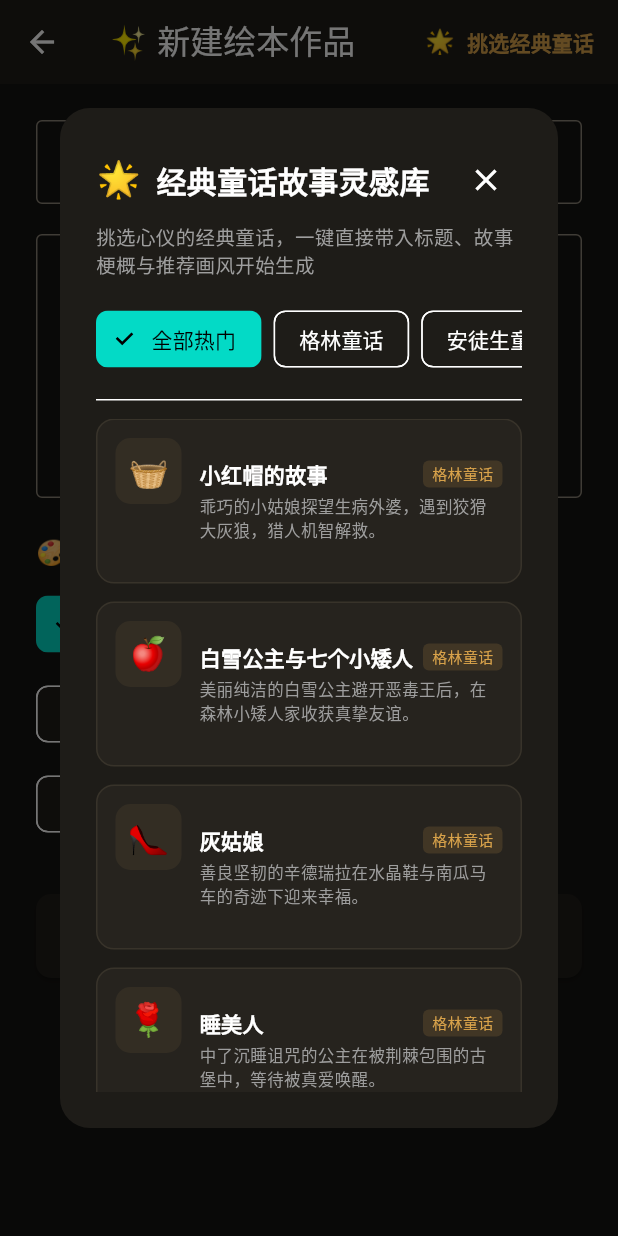
After one commit to catsonkeyboard/bookbuddy, a Flutter app: the CreateBookScreen screen opened directly, after a tap on "挑选经典童话", on a phone screen of 412 x 824 dp. The commit adds this screen. Run offline on Flutter 3.47's test engine with Material 3 defaults, Android fonts, the phone set to English and light mode, and no system bars; our stand-ins replace dio, flutter_secure_storage, shared_preferences; accounts and stored records are empty.

Commit message:
feat: add classic fairy tale recommendation catalog and one-tap generation

```diff
--- a/lib/main.dart
+++ b/lib/main.dart
@@ -1,9 +1,11 @@
 import 'package:flutter/material.dart';
 import 'package:intl/intl.dart';
 import 'models/book.dart';
+import 'models/fairy_tale_catalog.dart';
 import 'screens/book_reader_screen.dart';
 import 'screens/create_book_screen.dart';
 import 'screens/settings_screen.dart';
+import 'screens/tale_recommendation_dialog.dart';
 import 'services/book_storage_service.dart';
 
 void main() {
@@ -124,6 +126,25 @@ class _MainHomeScreenState extends State<MainHomeScreen> {
                                   ],
                                 ),
                               ),
+                              Row(
+                                children: [
+                                  OutlinedButton.icon(
+                                    style: OutlinedButton.styleFrom(
+                                      foregroundColor: const Color(0xFFD8A24A),
+                                      side: const BorderSide(color: Color(0xFFD8A24A)),
+                                      padding: const EdgeInsets.symmetric(horizontal: 16, vertical: 14),
+                                    ),
+                                    icon: const Text('🌟', style: TextStyle(fontSize: 16)),
+                                    label: const Text('经典故事灵感', style: TextStyle(fontWeight: FontWeight.bold)),
+                                    onPressed: () async {
+                                      await showDialog(
+                                        context: context,
+                                        builder: (_) => const TaleRecommendationDialog(),
+                                      );
+                                      _loadBooks();
+                                    },
+                                  ),
+                                  const SizedBox(width: 12),
                                   ElevatedButton.icon(
                                     style: ElevatedButton.styleFrom(
                                       backgroundColor: const Color(0xFFD8A24A),
@@ -139,6 +160,8 @@ class _MainHomeScreenState extends State<MainHomeScreen> {
                                       );
                                       _loadBooks();
                                     },
+                                  ),
+                                ],
                               ),
                             ],
                           ),
--- /dev/null
+++ b/lib/models/fairy_tale_catalog.dart
@@ -0,0 +1,315 @@
+class FairyTaleItem {
+  final String title;
+  final String category; // '格林童话' | '安徒生童话' | '经典世界童话' | '中国经典童话'
+  final String synopsis; // 简短故事摘要
+  final String recommendedStyle; // 推荐画风 id
+  final String emoji;
+
+  const FairyTaleItem({
+    required this.title,
+    required this.category,
+    required this.synopsis,
+    required this.recommendedStyle,
+    required this.emoji,
+  });
+}
+
+class FairyTaleCatalog {
+  static const List<String> categories = [
+    '全部热门',
+    '格林童话',
+    '安徒生童话',
+    '世界经典',
+    '中国经典',
+  ];
+
+  static const List<FairyTaleItem> tales = [
+    // --- 格林童话 ---
+    FairyTaleItem(
+      title: '小红帽的故事',
+      category: '格林童话',
+      synopsis: '乖巧的小姑娘探望生病外婆，遇到狡猾大灰狼，猎人机智解救。',
+      recommendedStyle: 'watercolor',
+      emoji: '🧺',
+    ),
+    FairyTaleItem(
+      title: '白雪公主与七个小矮人',
+      category: '格林童话',
+      synopsis: '美丽纯洁的白雪公主避开恶毒王后，在森林小矮人家收获真挚友谊。',
+      recommendedStyle: 'vintage-storybook',
+      emoji: '🍎',
+    ),
+    FairyTaleItem(
+      title: '灰姑娘',
+      category: '格林童话',
+      synopsis: '善良坚韧的辛德瑞拉在水晶鞋与南瓜马车的奇迹下迎来幸福。',
+      recommendedStyle: 'watercolor',
+      emoji: '👠',
+    ),
+    FairyTaleItem(
+      title: '睡美人',
+      category: '格林童话',
+      synopsis: '中了沉睡诅咒的公主在被荆棘包围的古堡中，等待被真爱唤醒。',
+      recommendedStyle: 'oil',
+      emoji: '🌹',
+    ),
+    FairyTaleItem(
+      title: '糖果屋历险记',
+      category: '格林童话',
+      synopsis: '汉赛尔与格莱特兄妹在森林深处遭遇奇幻的姜饼屋与女巫。',
+      recommendedStyle: 'claymation',
+      emoji: '🍭',
+    ),
+    FairyTaleItem(
+      title: '不来梅的音乐家',
+      category: '格林童话',
+      synopsis: '驴、狗、猫和公鸡四个年迈动物伙伴齐心协力赶跑强盗。',
+      recommendedStyle: 'woodcut',
+      emoji: '🎵',
+    ),
+    FairyTaleItem(
+      title: '青蛙王子',
+      category: '格林童话',
+      synopsis: '小公主守信履行承诺，被诅咒的青蛙最终蜕变为英俊的王子。',
+      recommendedStyle: 'watercolor',
+      emoji: '🐸',
+    ),
+    FairyTaleItem(
+      title: '长发公主 (莴苣姑娘)',
+      category: '格林童话',
+      synopsis: '高塔上的金发女孩用闪亮的金色长发编织希望与勇气。',
+      recommendedStyle: 'colored-pencil',
+      emoji: '👱‍♀️',
+    ),
+    FairyTaleItem(
+      title: '勇敢的小裁缝',
+      category: '格林童话',
+      synopsis: '“一打打七个”的小裁缝凭借智慧与勇气智斗巨人与独角兽。',
+      recommendedStyle: 'crayon',
+      emoji: '✂️',
+    ),
+    FairyTaleItem(
+      title: '渔夫和他的妻子',
+      category: '格林童话',
+      synopsis: '神奇的金鱼与贪得无厌的愿望，寓教于乐的贪婪警示故事。',
+      recommendedStyle: 'watercolor',
+      emoji: '🐟',
+    ),
+    FairyTaleItem(
+      title: '狼和七只小羊',
+      category: '格林童话',
+      synopsis: '机智的小羊藏在钟摆后，羊妈妈勇敢救出被吞肚里的小羊。',
+      recommendedStyle: 'claymation',
+      emoji: '🐑',
+    ),
+    FairyTaleItem(
+      title: '金鹅',
+      category: '格林童话',
+      synopsis: '善良的傻瓜得到一只神奇金鹅，引来一连串粘在一起的搞笑故事。',
+      recommendedStyle: 'vintage-storybook',
+      emoji: '🪿',
+    ),
+
+    // --- 安徒生童话 ---
+    FairyTaleItem(
+      title: '丑小鸭',
+      category: '安徒生童话',
+      synopsis: '经历冷眼与磨难的笨拙灰色雏鸟，最终在春光中展翅化作白天鹅。',
+      recommendedStyle: 'watercolor',
+      emoji: '🦢',
+    ),
+    FairyTaleItem(
+      title: '海的女儿',
+      category: '安徒生童话',
+      synopsis: '深海小美人鱼为了灵魂与真爱，勇敢化作浪花守护人间。',
+      recommendedStyle: 'watercolor',
+      emoji: '🧜‍♀️',
+    ),
+    FairyTaleItem(
+      title: '卖火柴的小女孩',
+      category: '安徒生童话',
+      synopsis: '寒冷除夕夜的微弱火光中，闪烁着温暖、爱与慈祥祖母的笑脸。',
+      recommendedStyle: 'oil',
+      emoji: '🕯️',
+    ),
+    FairyTaleItem(
+      title: '皇帝的新装',
+      category: '安徒生童话',
+      synopsis: '爱慕虚荣的皇帝与骗子裁缝，被天真孩子一句真话戳破谎言。',
+      recommendedStyle: 'vintage-storybook',
+      emoji: '👑',
+    ),
+    FairyTaleItem(
+      title: '拇指姑娘',
+      category: '安徒生童话',
+      synopsis: '郁金香中诞生的娇小女孩历经波折，随燕子飞往光明花之王国。',
+      recommendedStyle: 'colored-pencil',
+      emoji: '🌷',
+    ),
+    FairyTaleItem(
+      title: '坚定的锡兵',
+      category: '安徒生童话',
+      synopsis: '单腿锡兵在险象环生的人世间冒险，至死不渝守护跳舞小纸人。',
+      recommendedStyle: 'vintage-storybook',
+      emoji: '💂',
+    ),
+    FairyTaleItem(
+      title: '豌豆公主',
+      category: '安徒生童话',
+      synopsis: '二十层鸭绒垫下的一颗小小豌豆，见证真正高贵娇嫩的公主。',
+      recommendedStyle: 'colored-pencil',
+      emoji: '🛏️',
+    ),
+    FairyTaleItem(
+      title: '夜莺',
+      category: '安徒生童话',
+      synopsis: '真诚纯美的树林夜莺用美妙歌声战胜死神，抚慰病弱的君王。',
+      recommendedStyle: 'guofeng',
+      emoji: '🐦',
+    ),
+    FairyTaleItem(
+      title: '野天鹅',
+      category: '安徒生童话',
+      synopsis: '坚毅的艾丽莎忍痛编织荨麻披肩，拯救被诅咒成天鹅的十一位哥哥。',
+      recommendedStyle: 'watercolor',
+      emoji: '🪶',
+    ),
+    FairyTaleItem(
+      title: '冰雪女王',
+      category: '安徒生童话',
+      synopsis: '小格尔达凭借纯真的爱与无畏的勇气，融化加伊心中的冰屑。',
+      recommendedStyle: 'watercolor',
+      emoji: '❄️',
+    ),
+
+    // --- 世界经典童话 ---
+    FairyTaleItem(
+      title: '三只小猪',
+      category: '世界经典',
+      synopsis: '勤劳务实的小猪建造坚固的砖瓦房，巧妙智斗狂妄大灰狼。',
+      recommendedStyle: 'claymation',
+      emoji: '🐷',
+    ),
+    FairyTaleItem(
+      title: '穿靴子的猫',
+      category: '世界经典',
+      synopsis: '智谋过人的神猫穿上长靴，帮助穷困主人逆袭成为卡拉巴斯侯爵。',
+      recommendedStyle: 'vintage-storybook',
+      emoji: '🐱',
+    ),
+    FairyTaleItem(
+      title: '木偶奇遇记',
+      category: '世界经典',
+      synopsis: '说谎鼻子会长长的小木偶匹诺曹，历经磨难蜕变成诚实真正小男孩。',
+      recommendedStyle: 'claymation',
+      emoji: '🤥',
+    ),
+    FairyTaleItem(
+      title: '杰克与豌豆',
+      category: '世界经典',
+      synopsis: '神奇魔豆直插云霄通往天空巨人的城堡，开启勇敢冒险。',
+      recommendedStyle: 'watercolor',
+      emoji: '🌱',
+    ),
+    FairyTaleItem(
+      title: '美女与野兽',
+      category: '世界经典',
+      synopsis: '外表凶恶城堡主人的内心救赎，看透外表的真爱打破魔咒。',
+      recommendedStyle: 'oil',
+      emoji: '🥀',
+    ),
+    FairyTaleItem(
+      title: '爱丽丝梦游仙境',
+      category: '世界经典',
+      synopsis: '追赶白兔跌入奇异树洞，进入红桃王后与疯帽子的奇幻魔法世界。',
+      recommendedStyle: 'watercolor',
+      emoji: '🐰',
+    ),
+    FairyTaleItem(
+      title: '绿野仙踪',
+      category: '世界经典',
+      synopsis: '桃乐丝与稻草人、铁皮人、胆小狮在黄砖路上寻觅智慧、真心与勇气。',
+      recommendedStyle: 'anime',
+      emoji: '🌪️',
+    ),
+    FairyTaleItem(
+      title: '小飞侠彼得·潘',
+      category: '世界经典',
+      synopsis: '永远不想长大的少年彼得·潘带领温迪飞往永无岛，与虎克船长斗智。',
+      recommendedStyle: 'anime',
+      emoji: '🧚‍♂️',
+    ),
+    FairyTaleItem(
+      title: '小王子',
+      category: '世界经典',
+      synopsis: '来自 B612 小行星的纯洁王子，关于玫瑰、狐狸与驯养的永恒童话。',
+      recommendedStyle: 'watercolor',
+      emoji: '🪐',
+    ),
+    FairyTaleItem(
+      title: '阿拉丁神灯',
+      category: '世界经典',
+      synopsis: '摩擦神灯唤醒法力无边的巨灵，贫穷少年战胜邪恶魔法师。',
+      recommendedStyle: 'guofeng',
+      emoji: '🪔',
+    ),
+    FairyTaleItem(
+      title: '拔萝卜',
+      category: '世界经典',
+      synopsis: '老爷爷、老奶奶、小姑娘和小动物们齐心协力拔出巨型大萝卜。',
+      recommendedStyle: 'crayon',
+      emoji: '🥕',
+    ),
+    FairyTaleItem(
+      title: '姜饼人历险记',
+      category: '世界经典',
+      synopsis: '“跑跑跑，谁也追不上我！”从烤炉跳出狂奔的俏皮姜饼小人。',
+      recommendedStyle: 'claymation',
+      emoji: '🍪',
+    ),
+
+    // --- 中国经典民间童话 ---
+    FairyTaleItem(
+      title: '神笔马良',
+      category: '中国经典',
+      synopsis: '勤劳善良的马良得到神笔画物成真，为穷人造福惩治贪婪官吏。',
+      recommendedStyle: 'guofeng',
+      emoji: '🖌️',
+    ),
+    FairyTaleItem(
+      title: '九色鹿',
+      category: '中国经典',
+      synopsis: '敦煌壁画传奇：善良美丽的九色鹿救人于危难，以德报怨的大爱故事。',
+      recommendedStyle: 'guofeng',
+      emoji: '🦌',
+    ),
+    FairyTaleItem(
+      title: '宝莲灯 (沉香劈山救母)',
+      category: '中国经典',
+      synopsis: '少年沉香历经千难万险拜师学艺，手持宝莲灯勇劈华山救出母亲。',
+      recommendedStyle: 'guofeng',
+      emoji: '🏮',
+    ),
+    FairyTaleItem(
+      title: '小蝌蚪找妈妈',
+      category: '中国经典',
+      synopsis: '水墨童年回忆：池塘里的小蝌蚪询问鸭子、大鱼，终于找到青蛙妈妈。',
+      recommendedStyle: 'guofeng',
+      emoji: '🐸',
+    ),
+    FairyTaleItem(
+      title: '大闹天宫 (齐天大圣)',
+      category: '中国经典',
+      synopsis: '花果山美猴王孙悟空腾云驾雾、金箍棒挥洒自如的神奇神话篇章。',
+      recommendedStyle: 'guofeng',
+      emoji: '🐒',
+    ),
+    FairyTaleItem(
+      title: '老鼠嫁女',
+      category: '中国经典',
+      synopsis: '传统生肖幽默民俗：鼠老爹为女儿挑选世上最强者当新郎的欢喜趣事。',
+      recommendedStyle: 'crayon',
+      emoji: '🐭',
+    ),
+  ];
+}
--- a/lib/screens/create_book_screen.dart
+++ b/lib/screens/create_book_screen.dart
@@ -2,22 +2,33 @@ import 'package:flutter/material.dart';
 import 'package:uuid/uuid.dart';
 import '../models/book.dart';
 import '../models/style_catalog.dart';
+import '../models/fairy_tale_catalog.dart';
 import '../services/book_engine_service.dart';
 import '../services/book_storage_service.dart';
 import '../services/settings_service.dart';
 import 'book_reader_screen.dart';
+import 'tale_recommendation_dialog.dart';
 
 class CreateBookScreen extends StatefulWidget {
-  const CreateBookScreen({super.key});
+  final String? initialTitle;
+  final String? initialSynopsis;
+  final String? initialStyleId;
+
+  const CreateBookScreen({
+    super.key,
+    this.initialTitle,
+    this.initialSynopsis,
+    this.initialStyleId,
+  });
 
   @override
   State<CreateBookScreen> createState() => _CreateBookScreenState();
 }
 
 class _CreateBookScreenState extends State<CreateBookScreen> {
-  final TextEditingController _titleCtrl = TextEditingController();
-  final TextEditingController _textCtrl = TextEditingController();
-  String _selectedStyleId = 'watercolor';
+  late final TextEditingController _titleCtrl;
+  late final TextEditingController _textCtrl;
+  late String _selectedStyleId;
 
   bool _isProcessing = false;
   String _statusText = '';
@@ -25,6 +36,21 @@ class _CreateBookScreenState extends State<CreateBookScreen> {
   final BookEngineService _engine = BookEngineService();
   final SettingsService _settingsService = SettingsService();
   final BookStorageService _storage = BookStorageService();
+
+  @override
+  void initState() {
+    super.initState();
+    _titleCtrl = TextEditingController(text: widget.initialTitle ?? '');
+    _textCtrl = TextEditingController(text: widget.initialSynopsis ?? '');
+    _selectedStyleId = widget.initialStyleId ?? 'watercolor';
+  }
+
+  @override
+  void dispose() {
+    _titleCtrl.dispose();
+    _textCtrl.dispose();
+    super.dispose();
+  }
 
   Future<void> _startGenerate() async {
     final title = _titleCtrl.text.trim();
@@ -123,7 +149,25 @@ class _CreateBookScreenState extends State<CreateBookScreen> {
   @override
   Widget build(BuildContext context) {
     return Scaffold(
-      appBar: AppBar(title: const Text('✨ 新建绘本作品')),
+      appBar: AppBar(
+        title: const Text('✨ 新建绘本作品'),
+        actions: [
+          TextButton.icon(
+            style: TextButton.styleFrom(
+              foregroundColor: const Color(0xFFD8A24A),
+              padding: const EdgeInsets.symmetric(horizontal: 16),
+            ),
+            icon: const Text('🌟', style: TextStyle(fontSize: 16)),
+            label: const Text('挑选经典童话', style: TextStyle(fontWeight: FontWeight.bold)),
+            onPressed: () async {
+              await showDialog(
+                context: context,
+                builder: (_) => const TaleRecommendationDialog(),
+              );
+            },
+          ),
+        ],
+      ),
       body: Center(
         child: ConstrainedBox(
           constraints: const BoxConstraints(maxWidth: 800),
--- /dev/null
+++ b/lib/screens/tale_recommendation_dialog.dart
@@ -0,0 +1,181 @@
+import 'package:flutter/material.dart';
+import '../models/fairy_tale_catalog.dart';
+import 'create_book_screen.dart';
+
+class TaleRecommendationDialog extends StatefulWidget {
+  const TaleRecommendationDialog({super.key});
+
+  @override
+  State<TaleRecommendationDialog> createState() => _TaleRecommendationDialogState();
+}
+
+class _TaleRecommendationDialogState extends State<TaleRecommendationDialog> {
+  String _selectedCategory = '全部热门';
+
+  @override
+  Widget build(BuildContext context) {
+    final filteredTales = _selectedCategory == '全部热门'
+        ? FairyTaleCatalog.tales
+        : FairyTaleCatalog.tales.where((t) => t.category == _selectedCategory).toList();
+
+    return Dialog(
+      shape: RoundedRectangleBorder(borderRadius: BorderRadius.circular(20)),
+      backgroundColor: const Color(0xFF1E1C18),
+      child: ConstrainedBox(
+        constraints: const BoxConstraints(maxWidth: 820, maxHeight: 680),
+        child: Padding(
+          padding: const EdgeInsets.all(24.0),
+          child: Column(
+            crossAxisAlignment: CrossAxisAlignment.start,
+            children: [
+              // 标题栏
+              Row(
+                mainAxisAlignment: MainAxisAlignment.spaceBetween,
+                children: [
+                  const Row(
+                    children: [
+                      Text('🌟', style: TextStyle(fontSize: 24)),
+                      SizedBox(width: 10),
+                      Text(
+                        '经典童话故事灵感库',
+                        style: TextStyle(fontSize: 20, fontWeight: FontWeight.bold),
+                      ),
+                    ],
+                  ),
+                  IconButton(
+                    icon: const Icon(Icons.close),
+                    onPressed: () => Navigator.pop(context),
+                  ),
+                ],
+              ),
+              const SizedBox(height: 4),
+              const Text(
+                '挑选心仪的经典童话，一键直接带入标题、故事梗概与推荐画风开始生成',
+                style: TextStyle(fontSize: 13, color: Colors.grey),
+              ),
+              const SizedBox(height: 16),
+
+              // 分类切换标签
+              SingleChildScrollView(
+                scrollDirection: Axis.horizontal,
+                child: Row(
+                  children: FairyTaleCatalog.categories.map((cat) {
+                    final isSel = cat == _selectedCategory;
+                    return Padding(
+                      padding: const EdgeInsets.only(right: 8.0),
+                      child: ChoiceChip(
+                        label: Text(cat),
+                        selected: isSel,
+                        onSelected: (_) => setState(() => _selectedCategory = cat),
+                      ),
+                    );
+                  }).toList(),
+                ),
+              ),
+              const SizedBox(height: 16),
+              const Divider(height: 1),
+              const SizedBox(height: 12),
+
+              // 故事卡片网格列表
+              Expanded(
+                child: GridView.builder(
+                  gridDelegate: const SliverGridDelegateWithMaxCrossAxisExtent(
+                    maxCrossAxisExtent: 360,
+                    mainAxisExtent: 110,
+                    crossAxisSpacing: 12,
+                    mainAxisSpacing: 12,
+                  ),
+                  itemCount: filteredTales.length,
+                  itemBuilder: (ctx, i) {
+                    final tale = filteredTales[i];
+                    return InkWell(
+                      borderRadius: BorderRadius.circular(12),
+                      onTap: () {
+                        Navigator.pop(context);
+                        Navigator.push(
+                          context,
+                          MaterialPageRoute(
+                            builder: (_) => CreateBookScreen(
+                              initialTitle: tale.title,
+                              initialSynopsis: tale.synopsis,
+                              initialStyleId: tale.recommendedStyle,
+                            ),
+                          ),
+                        );
+                      },
+                      child: Container(
+                        padding: const EdgeInsets.all(12),
+                        decoration: BoxDecoration(
+                          color: const Color(0xFF26231E),
+                          borderRadius: BorderRadius.circular(12),
+                          border: Border.all(color: const Color(0xFF38332A)),
+                        ),
+                        child: Row(
+                          crossAxisAlignment: CrossAxisAlignment.start,
+                          children: [
+                            Container(
+                              width: 44,
+                              height: 44,
+                              decoration: BoxDecoration(
+                                color: const Color(0xFF332D23),
+                                borderRadius: BorderRadius.circular(10),
+                              ),
+                              alignment: Alignment.center,
+                              child: Text(tale.emoji, style: const TextStyle(fontSize: 22)),
+                            ),
+                            const SizedBox(width: 12),
+                            Expanded(
+                              child: Column(
+                                crossAxisAlignment: CrossAxisAlignment.start,
+                                mainAxisAlignment: MainAxisAlignment.center,
+                                children: [
+                                  Row(
+                                    children: [
+                                      Expanded(
+                                        child: Text(
+                                          tale.title,
+                                          style: const TextStyle(
+                                            fontWeight: FontWeight.bold,
+                                            fontSize: 14,
+                                          ),
+                                          maxLines: 1,
+                                          overflow: TextOverflow.ellipsis,
+                                        ),
+                                      ),
+                                      Container(
+                                        padding: const EdgeInsets.symmetric(horizontal: 6, vertical: 2),
+                                        decoration: BoxDecoration(
+                                          color: const Color(0xFFD8A24A).withOpacity(0.15),
+                                          borderRadius: BorderRadius.circular(4),
+                                        ),
+                                        child: Text(
+                                          tale.category,
+                                          style: const TextStyle(fontSize: 10, color: Color(0xFFD8A24A)),
+                                        ),
+                                      ),
+                                    ],
+                                  ),
+                                  const SizedBox(height: 4),
+                                  Text(
+                                    tale.synopsis,
+                                    style: const TextStyle(fontSize: 11, color: Colors.grey),
+                                    maxLines: 2,
+                                    overflow: TextOverflow.ellipsis,
+                                  ),
+                                ],
+                              ),
+                            ),
+                          ],
+                        ),
+                      ),
+                    );
+                  },
+                ),
+              ),
+            ],
+          ),
+        ),
+      ),
+    );
+  }
+}
```
Also changed, not shown: 1 other file. Lines whose indentation alone changed are shown as unchanged.
